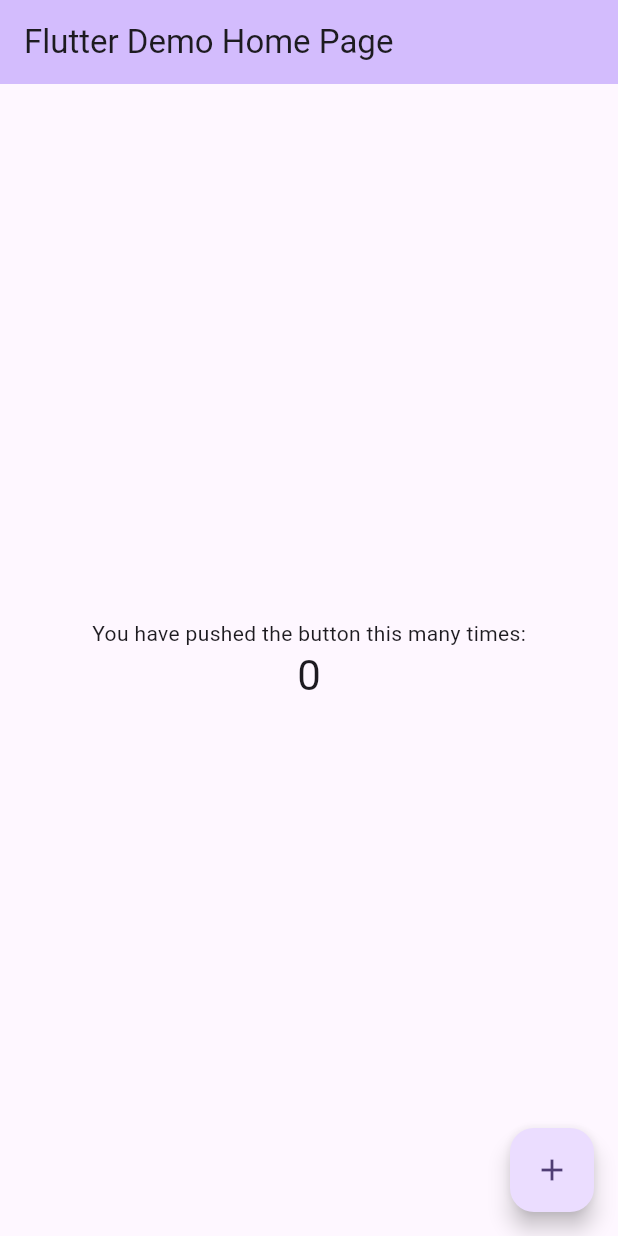
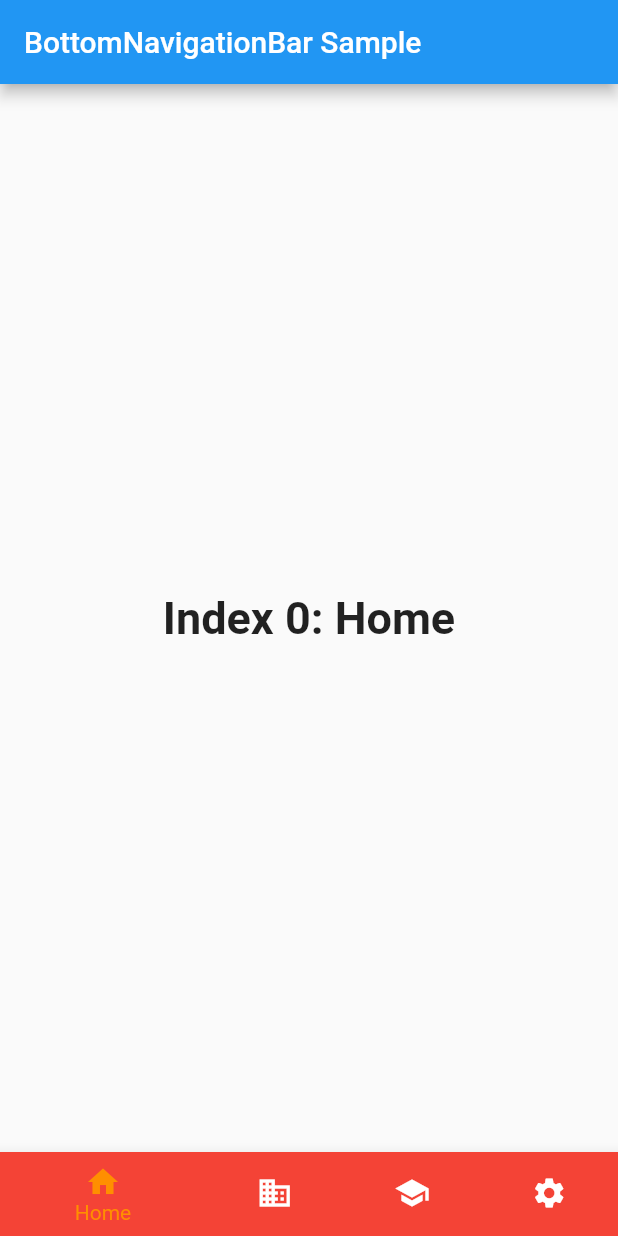
Before and after one commit to hendrikhermawan/tugas_layout, a Flutter app: the screen it shows after launch, on a phone screen of 412 x 824 dp. Run offline on Flutter 3.47's test engine with Material 2 defaults, Android fonts, the phone set to English and light mode, and no system bars.

Commit message:
membuat daftar buttom navbar

```diff
--- a/lib/main.dart
+++ b/lib/main.dart
@@ -1,125 +1,94 @@
 import 'package:flutter/material.dart';
 
-void main() {
-  runApp(const MyApp());
-}
+/// Flutter code sample for [BottomNavigationBar].
 
-class MyApp extends StatelessWidget {
-  const MyApp({super.key});
+void main() => runApp(const BottomNavigationBarExampleApp());
 
-  // This widget is the root of your application.
+class BottomNavigationBarExampleApp extends StatelessWidget {
+  const BottomNavigationBarExampleApp({super.key});
+
   @override
   Widget build(BuildContext context) {
-    return MaterialApp(
-      title: 'Flutter Demo',
-      theme: ThemeData(
-        // This is the theme of your application.
-        //
-        // TRY THIS: Try running your application with "flutter run". You'll see
-        // the application has a blue toolbar. Then, without quitting the app,
-        // try changing the seedColor in the colorScheme below to Colors.green
-        // and then invoke "hot reload" (save your changes or press the "hot
-        // reload" button in a Flutter-supported IDE, or press "r" if you used
-        // the command line to start the app).
-        //
-        // Notice that the counter didn't reset back to zero; the application
-        // state is not lost during the reload. To reset the state, use hot
-        // restart instead.
-        //
-        // This works for code too, not just values: Most code changes can be
-        // tested with just a hot reload.
-        colorScheme: ColorScheme.fromSeed(seedColor: Colors.deepPurple),
-        useMaterial3: true,
-      ),
-      home: const MyHomePage(title: 'Flutter Demo Home Page'),
+    return const MaterialApp(
+      home: BottomNavigationBarExample(),
     );
   }
 }
 
-class MyHomePage extends StatefulWidget {
-  const MyHomePage({super.key, required this.title});
-
-  // This widget is the home page of your application. It is stateful, meaning
-  // that it has a State object (defined below) that contains fields that affect
-  // how it looks.
-
-  // This class is the configuration for the state. It holds the values (in this
-  // case the title) provided by the parent (in this case the App widget) and
-  // used by the build method of the State. Fields in a Widget subclass are
-  // always marked "final".
-
-  final String title;
+class BottomNavigationBarExample extends StatefulWidget {
+  const BottomNavigationBarExample({super.key});
 
   @override
-  State<MyHomePage> createState() => _MyHomePageState();
+  State<BottomNavigationBarExample> createState() =>
+      _BottomNavigationBarExampleState();
 }
 
-class _MyHomePageState extends State<MyHomePage> {
-  int _counter = 0;
+class _BottomNavigationBarExampleState
+    extends State<BottomNavigationBarExample> {
+  int _selectedIndex = 0;
+  static const TextStyle optionStyle =
+      TextStyle(fontSize: 30, fontWeight: FontWeight.bold);
+  static const List<Widget> _widgetOptions = <Widget>[
+    Text(
+      'Index 0: Home',
+      style: optionStyle,
+    ),
+    Text(
+      'Index 1: Business',
+      style: optionStyle,
+    ),
+    Text(
+      'Index 2: School',
+      style: optionStyle,
+    ),
+    Text(
+      'Index 3: Settings',
+      style: optionStyle,
+    ),
+  ];
 
-  void _incrementCounter() {
+  void _onItemTapped(int index) {
     setState(() {
-      // This call to setState tells the Flutter framework that something has
-      // changed in this State, which causes it to rerun the build method below
-      // so that the display can reflect the updated values. If we changed
-      // _counter without calling setState(), then the build method would not be
-      // called again, and so nothing would appear to happen.
-      _counter++;
+      _selectedIndex = index;
     });
   }
 
   @override
   Widget build(BuildContext context) {
-    // This method is rerun every time setState is called, for instance as done
-    // by the _incrementCounter method above.
-    //
-    // The Flutter framework has been optimized to make rerunning build methods
-    // fast, so that you can just rebuild anything that needs updating rather
-    // than having to individually change instances of widgets.
     return Scaffold(
       appBar: AppBar(
-        // TRY THIS: Try changing the color here to a specific color (to
-        // Colors.amber, perhaps?) and trigger a hot reload to see the AppBar
-        // change color while the other colors stay the same.
-        backgroundColor: Theme.of(context).colorScheme.inversePrimary,
-        // Here we take the value from the MyHomePage object that was created by
-        // the App.build method, and use it to set our appbar title.
-        title: Text(widget.title),
+        title: const Text('BottomNavigationBar Sample'),
       ),
       body: Center(
-        // Center is a layout widget. It takes a single child and positions it
-        // in the middle of the parent.
-        child: Column(
-          // Column is also a layout widget. It takes a list of children and
-          // arranges them vertically. By default, it sizes itself to fit its
-          // children horizontally, and tries to be as tall as its parent.
-          //
-          // Column has various properties to control how it sizes itself and
-          // how it positions its children. Here we use mainAxisAlignment to
-          // center the children vertically; the main axis here is the vertical
-          // axis because Columns are vertical (the cross axis would be
-          // horizontal).
-          //
-          // TRY THIS: Invoke "debug painting" (choose the "Toggle Debug Paint"
-          // action in the IDE, or press "p" in the console), to see the
-          // wireframe for each widget.
-          mainAxisAlignment: MainAxisAlignment.center,
-          children: <Widget>[
-            const Text(
-              'You have pushed the button this many times:',
-            ),
-            Text(
-              '$_counter',
-              style: Theme.of(context).textTheme.headlineMedium,
-            ),
-          ],
-        ),
+        child: _widgetOptions.elementAt(_selectedIndex),
       ),
-      floatingActionButton: FloatingActionButton(
-        onPressed: _incrementCounter,
-        tooltip: 'Increment',
-        child: const Icon(Icons.add),
-      ), // This trailing comma makes auto-formatting nicer for build methods.
+      bottomNavigationBar: BottomNavigationBar(
+        items: const <BottomNavigationBarItem>[
+          BottomNavigationBarItem(
+            icon: Icon(Icons.home),
+            label: 'Home',
+            backgroundColor: Colors.red,
+          ),
+          BottomNavigationBarItem(
+            icon: Icon(Icons.business),
+            label: 'Business',
+            backgroundColor: Colors.green,
+          ),
+          BottomNavigationBarItem(
+            icon: Icon(Icons.school),
+            label: 'School',
+            backgroundColor: Colors.purple,
+          ),
+          BottomNavigationBarItem(
+            icon: Icon(Icons.settings),
+            label: 'Settings',
+            backgroundColor: Colors.pink,
+          ),
+        ],
+        currentIndex: _selectedIndex,
+        selectedItemColor: Colors.amber[800],
+        onTap: _onItemTapped,
+      ),
     );
   }
 }
```
